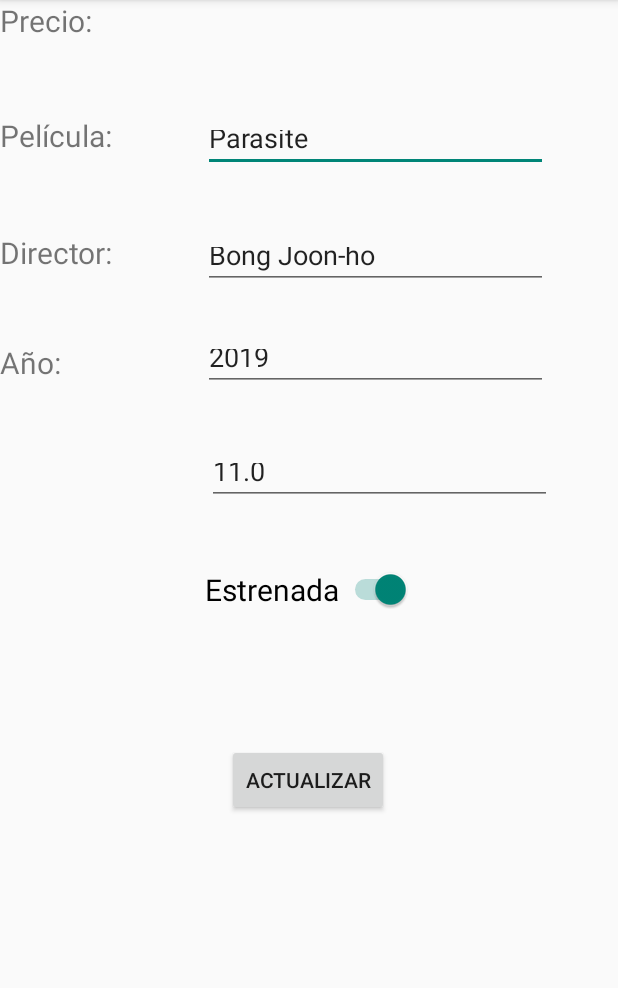
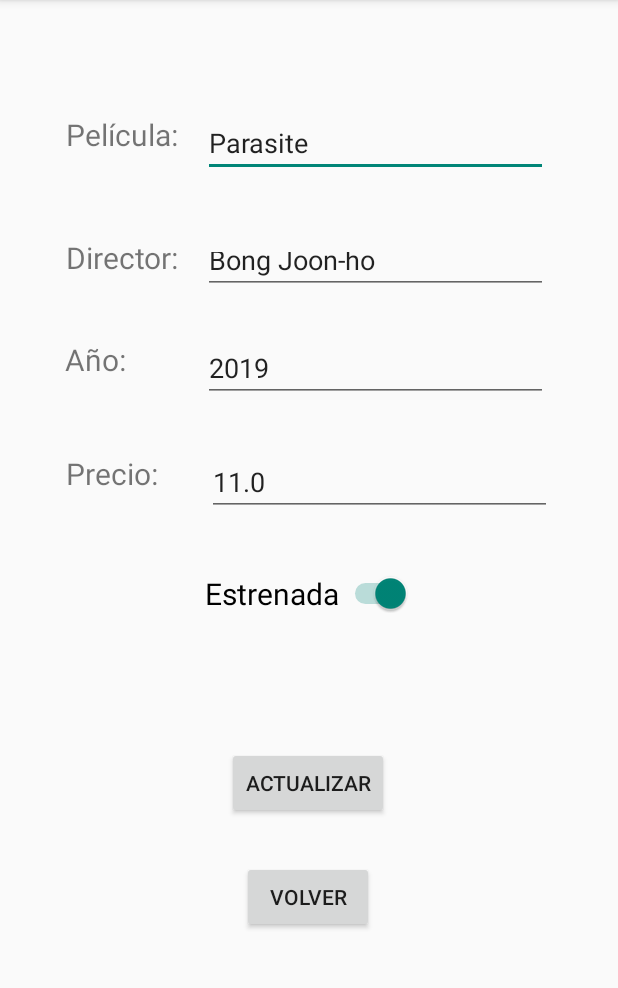
Before and after one commit to EPN-2023B-Moviles-GR1SW/mov-gr1sw-paredes-tumipamba-freddy-xavier, an Android app built with Jetpack Compose: the PeliculaEditar screen opened directly, with no data from a screen before it, on a phone screen of 412 x 824 dp, the part 84-1072 px from its top. Run offline under Robolectric (Android 15) with nearby library versions, the phone set to English and light mode, and no system bars.

Commit message:
Examen 01-actualizacion

```diff
--- a/01-Android/app/src/main/AndroidManifest.xml
+++ b/01-Android/app/src/main/AndroidManifest.xml
@@ -12,6 +12,9 @@
         android:supportsRtl="true"
         android:theme="@style/Theme.AppCompat.Light"
         tools:targetApi="31">
+        <activity
+            android:name=".FRecyclerView"
+            android:exported="false" />
         <activity
             android:name=".ECrudEntrenador"
             android:exported="false" />
--- a/01-Android/app/src/main/java/com/example/gr1_sw_fxpt/MainActivity.kt
+++ b/01-Android/app/src/main/java/com/example/gr1_sw_fxpt/MainActivity.kt
@@ -106,6 +106,12 @@ class MainActivity : AppCompatActivity() {
                 irActividad(ECrudEntrenador::class.java)
             }
 
+        val botonRView = findViewById<Button>(R.id.btn_revcycler_view)
+        botonRView
+            .setOnClickListener {
+                irActividad(FRecyclerView::class.java)
+            }
+
     }
 
     fun abrirActividadConParametros(
--- a/04-Examenes/Examen01/app/src/main/java/com/example/examen01/CineEditar.kt
+++ b/04-Examenes/Examen01/app/src/main/java/com/example/examen01/CineEditar.kt
@@ -41,6 +41,10 @@ class CineEditar : AppCompatActivity() {
             CineDAO().update(cine)
             mostrarSnackbar("Cine Actualizada")
         }
+        val botonVolver = findViewById<Button>(R.id.btn_volver)
+        botonVolver.setOnClickListener {
+            finish()
+        }
     }
 
     fun mostrarSnackbar(texto: String) {
--- a/04-Examenes/Examen01/app/src/main/java/com/example/examen01/PeliculaEditar.kt
+++ b/04-Examenes/Examen01/app/src/main/java/com/example/examen01/PeliculaEditar.kt
@@ -43,6 +43,10 @@ class PeliculaEditar : AppCompatActivity() {
             PeliculaDAO().update(pelicula)
             mostrarSnackbar("Pelicula Actualizada")
         }
+        val botonVolver = findViewById<Button>(R.id.btn_volver_3)
+        botonVolver.setOnClickListener {
+            finish()
+        }
     }
 
     fun mostrarSnackbar(texto: String) {
--- a/04-Examenes/Examen01/app/src/main/java/com/example/examen01/PeliculasVer.kt
+++ b/04-Examenes/Examen01/app/src/main/java/com/example/examen01/PeliculasVer.kt
@@ -102,7 +102,13 @@ class PeliculasVer : AppCompatActivity() {
 
             else -> super.onContextItemSelected(item)
         }
+        val botonVolver = findViewById<Button>(R.id.btn_volver_4)
+        botonVolver.setOnClickListener {
+            val intent = Intent(this, CinesVer::class.java)
+            startActivity(intent)
+        }
     }
+
 
     fun irActividadConId(
         clase: Class<*>,
--- a/04-Examenes/Examen01/app/src/main/res/layout/activity_cine_ver.xml
+++ b/04-Examenes/Examen01/app/src/main/res/layout/activity_cine_ver.xml
@@ -29,4 +29,5 @@
         app:layout_constraintStart_toStartOf="parent"
         app:layout_constraintTop_toBottomOf="@+id/lv_cine_ver"
         app:layout_constraintVertical_bias="0.098" />
+
 </androidx.constraintlayout.widget.ConstraintLayout>
--- a/04-Examenes/Examen01/app/src/main/res/layout/activity_pelicula_editar.xml
+++ b/04-Examenes/Examen01/app/src/main/res/layout/activity_pelicula_editar.xml
@@ -14,14 +14,16 @@
         android:text="Película:"
         android:textSize="20sp"
         app:layout_constraintBottom_toBottomOf="@+id/input_pelicula"
+        app:layout_constraintEnd_toStartOf="@+id/input_pelicula"
+        app:layout_constraintHorizontal_bias="0.728"
+        app:layout_constraintStart_toStartOf="parent"
         app:layout_constraintTop_toTopOf="@+id/input_pelicula"
-        app:layout_constraintVertical_bias="0.0"
-        tools:layout_editor_absoluteX="41dp" />
+        app:layout_constraintVertical_bias="0.0" />
 
     <com.google.android.material.textfield.TextInputEditText
         android:id="@+id/input_pelicula"
         android:layout_width="230dp"
-        android:layout_height="38dp"
+        android:layout_height="42dp"
         android:hint="Película"
         app:layout_constraintBottom_toBottomOf="parent"
         app:layout_constraintEnd_toEndOf="parent"
@@ -37,9 +39,11 @@
         android:text="Director:"
         android:textSize="20sp"
         app:layout_constraintBottom_toBottomOf="@+id/input_director"
+        app:layout_constraintEnd_toStartOf="@+id/input_director"
+        app:layout_constraintHorizontal_bias="0.728"
+        app:layout_constraintStart_toStartOf="parent"
         app:layout_constraintTop_toTopOf="@+id/input_director"
-        app:layout_constraintVertical_bias="0.0"
-        tools:layout_editor_absoluteX="41dp" />
+        app:layout_constraintVertical_bias="0.0" />
 
     <com.google.android.material.textfield.TextInputEditText
         android:id="@+id/input_director"
@@ -55,7 +59,7 @@
     <com.google.android.material.textfield.TextInputEditText
         android:id="@+id/input_ano"
         android:layout_width="230dp"
-        android:layout_height="38dp"
+        android:layout_height="42dp"
         android:layout_marginTop="108dp"
         android:hint="Año"
         app:layout_constraintEnd_toEndOf="parent"
@@ -96,8 +100,11 @@
         android:text="Año:"
         android:textSize="20sp"
         app:layout_constraintBottom_toBottomOf="@+id/input_ano"
+        app:layout_constraintEnd_toStartOf="@+id/input_ano"
+        app:layout_constraintHorizontal_bias="0.457"
+        app:layout_constraintStart_toStartOf="parent"
         app:layout_constraintTop_toTopOf="@+id/input_ano"
-        tools:layout_editor_absoluteX="41dp" />
+        app:layout_constraintVertical_bias="0.0" />
 
     <TextView
         android:id="@+id/textView2"
@@ -105,13 +112,17 @@
         android:layout_height="wrap_content"
         android:text="Precio:"
         android:textSize="20sp"
-        tools:layout_editor_absoluteX="41dp"
-        tools:layout_editor_absoluteY="290dp" />
+        app:layout_constraintBottom_toBottomOf="@+id/input_precio_entrada"
+        app:layout_constraintEnd_toStartOf="@+id/input_precio_entrada"
+        app:layout_constraintHorizontal_bias="0.573"
+        app:layout_constraintStart_toStartOf="parent"
+        app:layout_constraintTop_toTopOf="@+id/input_precio_entrada"
+        app:layout_constraintVertical_bias="0.0" />
 
     <com.google.android.material.textfield.TextInputEditText
         android:id="@+id/input_precio_entrada"
         android:layout_width="230dp"
-        android:layout_height="38dp"
+        android:layout_height="42dp"
         android:layout_marginEnd="44dp"
         android:hint="Precio"
         app:layout_constraintBottom_toTopOf="@+id/input_estado"
@@ -119,4 +130,16 @@
         app:layout_constraintTop_toBottomOf="@+id/input_ano"
         app:layout_constraintVertical_bias="0.471" />
 
+    <Button
+        android:id="@+id/btn_volver_3"
+        android:layout_width="wrap_content"
+        android:layout_height="wrap_content"
+        android:text="volver"
+        app:layout_constraintBottom_toBottomOf="parent"
+        app:layout_constraintEnd_toEndOf="parent"
+        app:layout_constraintHorizontal_bias="0.498"
+        app:layout_constraintStart_toStartOf="parent"
+        app:layout_constraintTop_toBottomOf="@+id/btn_actualizar_pelicula"
+        app:layout_constraintVertical_bias="0.162" />
+
 </androidx.constraintlayout.widget.ConstraintLayout>
```
Also changed, not shown: 01-Android/app/src/main/java/com/example/gr1_sw_fxpt/FRecyclerView.kt (added, +11 -0 lines), 01-Android/app/src/main/java/com/example/gr1_sw_fxpt/FRecyclerViewAdaptadorNombreDescripcion.kt (added, +36 -0 lines), 01-Android/app/src/main/res/layout/activity_frecycler_view.xml (added, +9 -0 lines), 01-Android/app/src/main/res/layout/activity_main.xml (+11 -0 lines), 01-Android/app/src/main/res/layout/recycler_view_vista.xml (added, +51 -0 lines), 04-Examenes/Examen01/app/src/main/res/layout/activity_cine_editar.xml (+15 -4 lines), 04-Examenes/Examen01/app/src/main/res/layout/activity_peliculas_ver.xml (+13 -1 lines).
